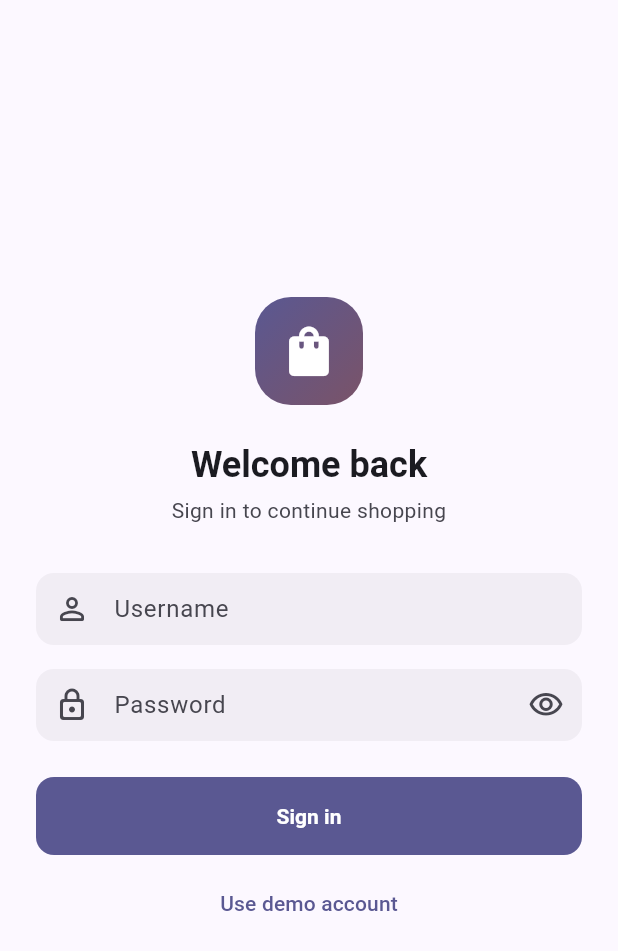
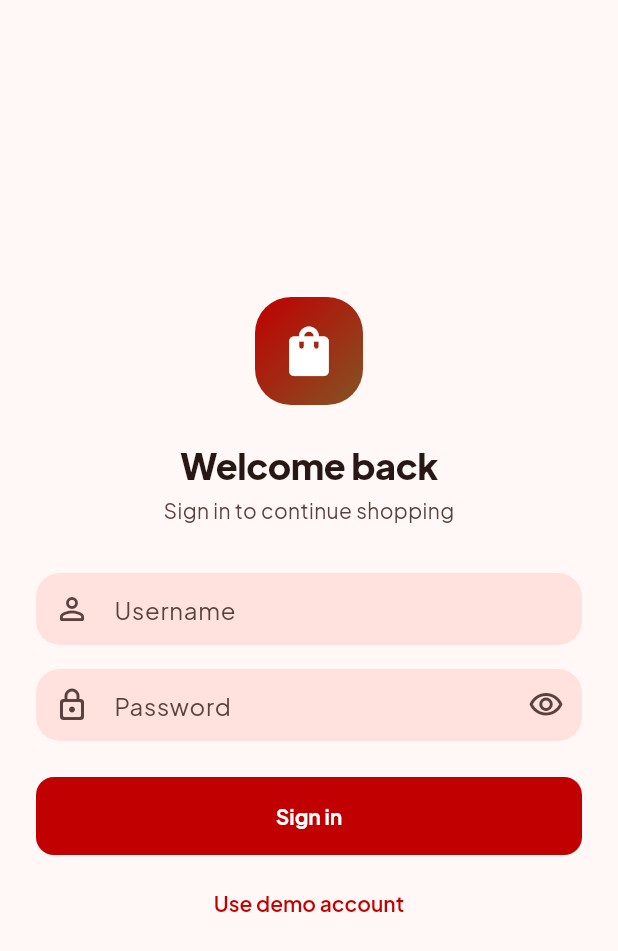
Before and after one commit to Harsh202458/prosessed-flutter-assignment, a Flutter app: the screen it shows after launch, on a phone screen of 412 x 824 dp. Shown: the top 951 px of the screen. Run offline on Flutter 3.47's test engine with Material 3 defaults, Android fonts, the phone set to English and light mode, and no system bars; our stand-ins replace bloc, bloc_concurrency, cached_network_image, dio, equatable, flutter_bloc and 8 more; accounts and stored records are empty.

Commit message:
style(theme): coral brand palette and Plus Jakarta Sans typography

```diff
--- a/lib/core/theme/app_colors.dart
+++ b/lib/core/theme/app_colors.dart
@@ -1,16 +1,11 @@
 import 'package:flutter/material.dart';
 
-/// Brand colours. Everything else is derived from [seed] by Material 3.
+/// Brand colours. The rest of the palette is generated from [seed] by
+/// Material 3, which keeps text/background pairs at accessible contrast.
 abstract final class AppColors {
-  /// Deep indigo-violet brand colour.
-  static const Color seed = Color(0xFF4F46E5);
-
-  /// Discount badges and sale prices.
-  static const Color sale = Color(0xFFE11D48);
+  /// Warm coral brand colour.
+  static const Color seed = Color(0xFFFF6B57);
 
   /// Rating stars.
-  static const Color rating = Color(0xFFF59E0B);
-
-  /// "In stock" indicator.
-  static const Color success = Color(0xFF16A34A);
+  static const Color rating = Color(0xFFF5A524);
 }
--- a/lib/core/theme/app_theme.dart
+++ b/lib/core/theme/app_theme.dart
@@ -4,6 +4,8 @@ import 'package:shopsphere/core/theme/app_spacing.dart';
 
 /// Centralised Material 3 [ThemeData] for light and dark modes.
 abstract final class AppTheme {
+  static const String fontFamily = 'PlusJakartaSans';
+
   static ThemeData get light => _build(Brightness.light);
   static ThemeData get dark => _build(Brightness.dark);
 
@@ -11,23 +13,23 @@ abstract final class AppTheme {
     final scheme = ColorScheme.fromSeed(
       seedColor: AppColors.seed,
       brightness: brightness,
+      dynamicSchemeVariant: DynamicSchemeVariant.vibrant,
     );
-    final base = ThemeData(colorScheme: scheme, brightness: brightness);
-    final textTheme = base.textTheme.copyWith(
-      headlineSmall: base.textTheme.headlineSmall?.copyWith(
-        fontWeight: FontWeight.w700,
-      ),
-      titleLarge: base.textTheme.titleLarge?.copyWith(
-        fontWeight: FontWeight.w700,
-      ),
-      titleMedium: base.textTheme.titleMedium?.copyWith(
-        fontWeight: FontWeight.w600,
-      ),
+    final base = ThemeData(
+      colorScheme: scheme,
+      brightness: brightness,
+      fontFamily: fontFamily,
     );
+    final textTheme = _textTheme(base.textTheme);
 
     final roundedMd = RoundedRectangleBorder(
       borderRadius: BorderRadius.circular(AppRadius.md),
     );
+    OutlineInputBorder inputBorder([BorderSide side = BorderSide.none]) =>
+        OutlineInputBorder(
+          borderRadius: BorderRadius.circular(AppRadius.lg),
+          borderSide: side,
+        );
 
     return base.copyWith(
       textTheme: textTheme,
@@ -35,8 +37,9 @@ abstract final class AppTheme {
       appBarTheme: AppBarTheme(
         centerTitle: false,
         elevation: 0,
-        scrolledUnderElevation: 1,
+        scrolledUnderElevation: 0,
         backgroundColor: scheme.surface,
+        surfaceTintColor: Colors.transparent,
         foregroundColor: scheme.onSurface,
         titleTextStyle: textTheme.titleLarge?.copyWith(
           color: scheme.onSurface,
@@ -53,26 +56,23 @@ abstract final class AppTheme {
       ),
       inputDecorationTheme: InputDecorationTheme(
         filled: true,
-        fillColor: scheme.surfaceContainerHighest.withValues(alpha: 0.5),
+        fillColor: scheme.surfaceContainerHigh,
+        hintStyle: textTheme.bodyLarge?.copyWith(
+          color: scheme.onSurfaceVariant,
+        ),
         contentPadding: const EdgeInsets.symmetric(
           horizontal: AppSpacing.lg,
           vertical: AppSpacing.md,
         ),
-        border: OutlineInputBorder(
-          borderRadius: BorderRadius.circular(AppRadius.md),
-          borderSide: BorderSide.none,
+        border: inputBorder(),
+        enabledBorder: inputBorder(),
+        disabledBorder: inputBorder(),
+        focusedBorder: inputBorder(
+          BorderSide(color: scheme.primary, width: 2),
         ),
-        enabledBorder: OutlineInputBorder(
-          borderRadius: BorderRadius.circular(AppRadius.md),
-          borderSide: BorderSide.none,
-        ),
-        focusedBorder: OutlineInputBorder(
-          borderRadius: BorderRadius.circular(AppRadius.md),
-          borderSide: BorderSide(color: scheme.primary, width: 2),
-        ),
-        errorBorder: OutlineInputBorder(
-          borderRadius: BorderRadius.circular(AppRadius.md),
-          borderSide: BorderSide(color: scheme.error),
+        errorBorder: inputBorder(BorderSide(color: scheme.error)),
+        focusedErrorBorder: inputBorder(
+          BorderSide(color: scheme.error, width: 2),
         ),
       ),
       filledButtonTheme: FilledButtonThemeData(
@@ -84,26 +84,55 @@ abstract final class AppTheme {
       ),
       outlinedButtonTheme: OutlinedButtonThemeData(
         style: OutlinedButton.styleFrom(
-          minimumSize: const Size(64, 52),
+          minimumSize: const Size(64, 48),
           shape: roundedMd,
+          textStyle: textTheme.labelLarge,
         ),
       ),
       textButtonTheme: TextButtonThemeData(
-        style: TextButton.styleFrom(minimumSize: const Size(48, 48)),
+        style: TextButton.styleFrom(
+          minimumSize: const Size(48, 48),
+          textStyle: textTheme.labelLarge,
+        ),
       ),
-      chipTheme: base.chipTheme.copyWith(
-        shape: RoundedRectangleBorder(
-          borderRadius: BorderRadius.circular(AppRadius.xl),
+      iconButtonTheme: IconButtonThemeData(
+        style: IconButton.styleFrom(minimumSize: const Size(48, 48)),
+      ),
+      chipTheme: ChipThemeData(
+        showCheckmark: false,
+        side: BorderSide.none,
+        shape: const StadiumBorder(),
+        padding: const EdgeInsets.symmetric(
+          horizontal: AppSpacing.sm,
+          vertical: AppSpacing.sm,
         ),
-        side: BorderSide(color: scheme.outlineVariant),
+        color: WidgetStateProperty.resolveWith(
+          (states) => states.contains(WidgetState.selected)
+              ? scheme.primary
+              : scheme.surfaceContainerHigh,
+        ),
+        labelStyle: textTheme.labelLarge?.copyWith(
+          color: WidgetStateColor.resolveWith(
+            (states) => states.contains(WidgetState.selected)
+                ? scheme.onPrimary
+                : scheme.onSurface,
+          ),
+        ),
       ),
       navigationBarTheme: NavigationBarThemeData(
         backgroundColor: scheme.surfaceContainer,
         indicatorColor: scheme.primaryContainer,
+        labelTextStyle: WidgetStatePropertyAll(textTheme.labelMedium),
       ),
       navigationRailTheme: NavigationRailThemeData(
         backgroundColor: scheme.surfaceContainer,
         indicatorColor: scheme.primaryContainer,
+        selectedLabelTextStyle: textTheme.labelMedium,
+        unselectedLabelTextStyle: textTheme.labelMedium,
+      ),
+      badgeTheme: BadgeThemeData(
+        backgroundColor: scheme.primary,
+        textColor: scheme.onPrimary,
       ),
       snackBarTheme: SnackBarThemeData(
         behavior: SnackBarBehavior.floating,
@@ -117,6 +146,27 @@ abstract final class AppTheme {
           ),
         ),
       ),
+      listTileTheme: ListTileThemeData(
+        shape: roundedMd,
+        selectedColor: scheme.primary,
+      ),
+    );
+  }
+
+  /// Plus Jakarta Sans with heavier display weights and slightly tighter
+  /// tracking on large text.
+  static TextTheme _textTheme(TextTheme base) {
+    TextStyle? tight(TextStyle? style, FontWeight weight) =>
+        style?.copyWith(fontWeight: weight, letterSpacing: -0.3);
+    return base.copyWith(
+      displaySmall: tight(base.displaySmall, FontWeight.w800),
+      headlineMedium: tight(base.headlineMedium, FontWeight.w800),
+      headlineSmall: tight(base.headlineSmall, FontWeight.w800),
+      titleLarge: tight(base.titleLarge, FontWeight.w700),
+      titleMedium: base.titleMedium?.copyWith(fontWeight: FontWeight.w700),
+      titleSmall: base.titleSmall?.copyWith(fontWeight: FontWeight.w600),
+      labelLarge: base.labelLarge?.copyWith(fontWeight: FontWeight.w600),
+      labelMedium: base.labelMedium?.copyWith(fontWeight: FontWeight.w600),
     );
   }
 }
```
